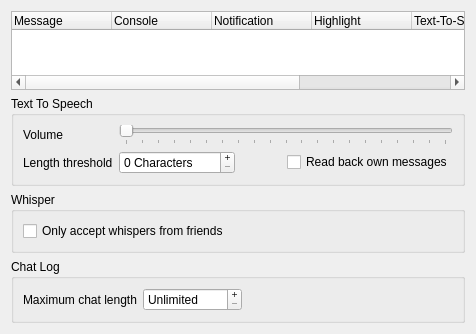
Before: the Qt Designer form src/mumble/Log.ui in 2uh/Mutter, drawn with Qt 5.
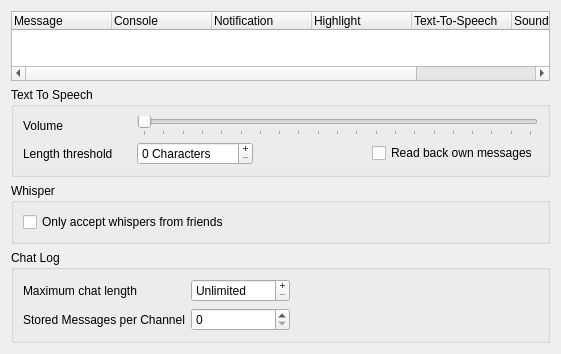
After: the same form once the commit is applied.

Commit message: Added new settings button to control max messages fetched per channel.

Diff of the .ui file:
```diff
--- a/src/mumble/Log.ui
+++ b/src/mumble/Log.ui
@@ -6,8 +6,8 @@
    <rect>
     <x>0</x>
     <y>0</y>
-    <width>476</width>
-    <height>334</height>
+    <width>561</width>
+    <height>343</height>
    </rect>
   </property>
   <property name="windowTitle">
@@ -224,6 +224,16 @@
         </property>
        </spacer>
       </item>
+      <item row="1" column="0">
+       <widget class="QLabel" name="qlMaxMessages">
+        <property name="text">
+         <string>Stored Messages per Channel</string>
+        </property>
+       </widget>
+      </item>
+      <item row="1" column="1">
+       <widget class="QSpinBox" name="qsbMaxMessages"/>
+      </item>
      </layout>
     </widget>
    </item>
```
The commit also changes 6 other files.
